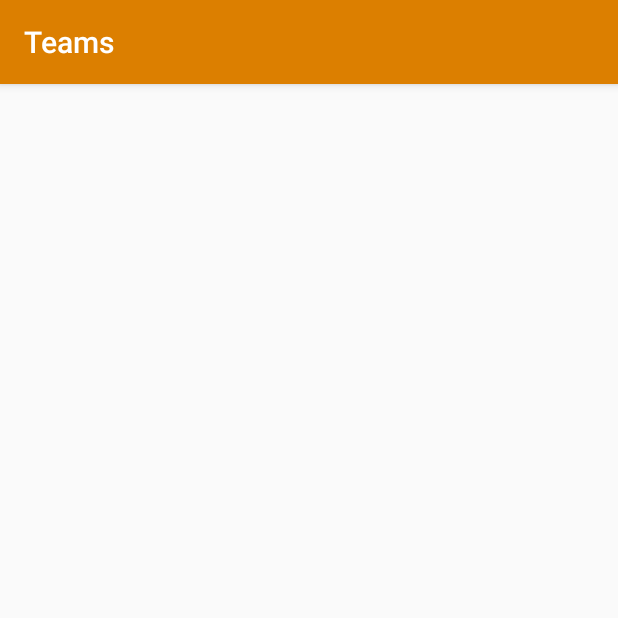
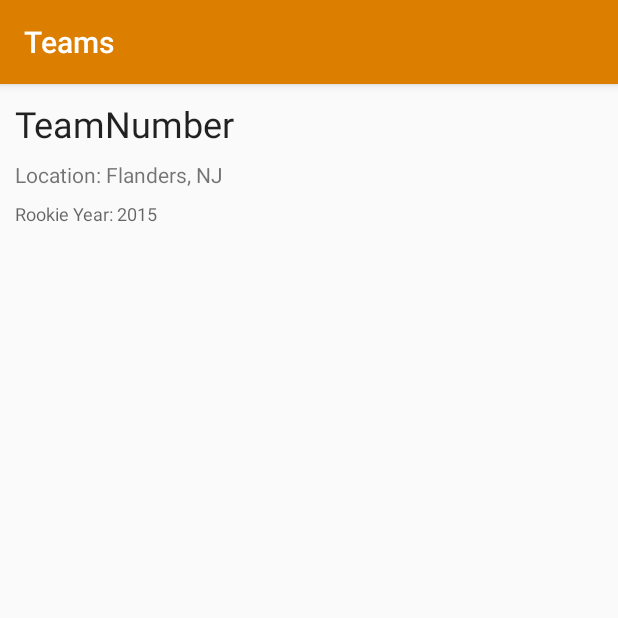
Before and after one commit to joshua9889/the-orange-alliance-android, an Android app: the TeamActivity screen opened directly, with no data from a screen before it, on a phone screen of 412 x 824 dp, the top half of it. Run offline under Robolectric (Android 15) with nearby library versions, the phone set to English and light mode, and no system bars.

Commit message:
Quick update

```diff
--- a/app/src/main/java/org/theorangealliance/theorangealliance/Api/ApiRequests.java
+++ b/app/src/main/java/org/theorangealliance/theorangealliance/Api/ApiRequests.java
@@ -1,7 +1,6 @@
 package org.theorangealliance.theorangealliance.Api;
 
 import android.content.Context;
-import android.content.SharedPreferences;
 import android.util.Log;
 import java.io.IOException;
 
@@ -22,7 +21,7 @@ public class ApiRequests {
         isFinished = false;
         final String Url;
 
-        Url = ApiConstants.liveUrl;
+        Url = ApiConstants.api;
 
         Thread thread = new Thread(new Runnable() {
 
@@ -43,7 +42,7 @@ public class ApiRequests {
                         Response = response.body().string();
                         Log.println(Log.ASSERT, "RESPONSE" , Response);
                     } catch (IOException e) {
-                        e.printStackTrace();
+                        Log.println(Log.ASSERT, "Error", e.toString());
                         Response = "Error";
                     }
                 } catch (Exception e) {
--- a/app/src/main/java/org/theorangealliance/theorangealliance/Events/EventListActivity.java
+++ b/app/src/main/java/org/theorangealliance/theorangealliance/Events/EventListActivity.java
@@ -2,6 +2,8 @@ package org.theorangealliance.theorangealliance.Events;
 
 import android.os.Bundle;
 import android.support.v7.app.AppCompatActivity;
+import android.widget.ArrayAdapter;
+import android.widget.ListView;
 
 import org.theorangealliance.theorangealliance.R;
 
@@ -13,10 +15,14 @@ public class EventListActivity extends AppCompatActivity {
 
     public EventListActivity(){}
 
+    private ListView matchlist_ListView;
+
     @Override
     protected void onCreate(Bundle savedInstanceState) {
         super.onCreate(savedInstanceState);
         setContentView(R.layout.events_list_main);
+
+        matchlist_ListView = (ListView)findViewById(R.id.matchList);
     }
 
 }
--- a/app/src/main/res/layout/team_main.xml
+++ b/app/src/main/res/layout/team_main.xml
@@ -1,6 +1,38 @@
 <?xml version="1.0" encoding="utf-8"?>
-<android.support.design.widget.CoordinatorLayout xmlns:android="http://schemas.android.com/apk/res/android"
-                                                 android:layout_width="match_parent"
+<android.support.constraint.ConstraintLayout xmlns:android="http://schemas.android.com/apk/res/android"
+    xmlns:app="http://schemas.android.com/apk/res-auto"
+    xmlns:tools="http://schemas.android.com/tools"
+    android:layout_width="match_parent"
                                                  android:layout_height="match_parent">
 
-</android.support.design.widget.CoordinatorLayout>
+    <TextView
+        android:id="@+id/team_number"
+        android:layout_width="wrap_content"
+        android:layout_height="wrap_content"
+        android:layout_marginLeft="10dp"
+        android:layout_marginTop="10dp"
+        android:text="TeamNumber"
+        android:textAppearance="@style/TextAppearance.AppCompat.Headline"
+        app:layout_constraintLeft_toLeftOf="parent"
+        app:layout_constraintTop_toTopOf="parent"
+        android:layout_marginStart="10dp" />
+
+    <TextView
+        android:id="@+id/team_rookie_year"
+        android:layout_width="wrap_content"
+        android:layout_height="wrap_content"
+        android:text="Rookie Year: 2015"
+        android:textAppearance="@style/TextAppearance.AppCompat.Caption"
+        app:layout_constraintLeft_toLeftOf="@+id/team_number"
+        android:layout_marginTop="8dp"
+        app:layout_constraintTop_toBottomOf="@+id/team_location" />
+
+    <TextView
+        android:id="@+id/team_location"
+        android:layout_width="wrap_content"
+        android:layout_height="wrap_content"
+        android:layout_marginTop="8dp"
+        android:text="Location: Flanders, NJ"
+        app:layout_constraintLeft_toLeftOf="@+id/team_number"
+        app:layout_constraintTop_toBottomOf="@+id/team_number" />
+</android.support.constraint.ConstraintLayout>
```
Also changed, not shown: app/src/main/java/org/theorangealliance/theorangealliance/Api/ApiConstants.java (+10 -5 lines), app/src/main/java/org/theorangealliance/theorangealliance/MainActivity.java (+10 -0 lines), app/src/main/res/layout/event_main.xml (+11 -23 lines), app/src/main/res/layout/listview_for_events_and_teams.xml (added, +11 -0 lines).
